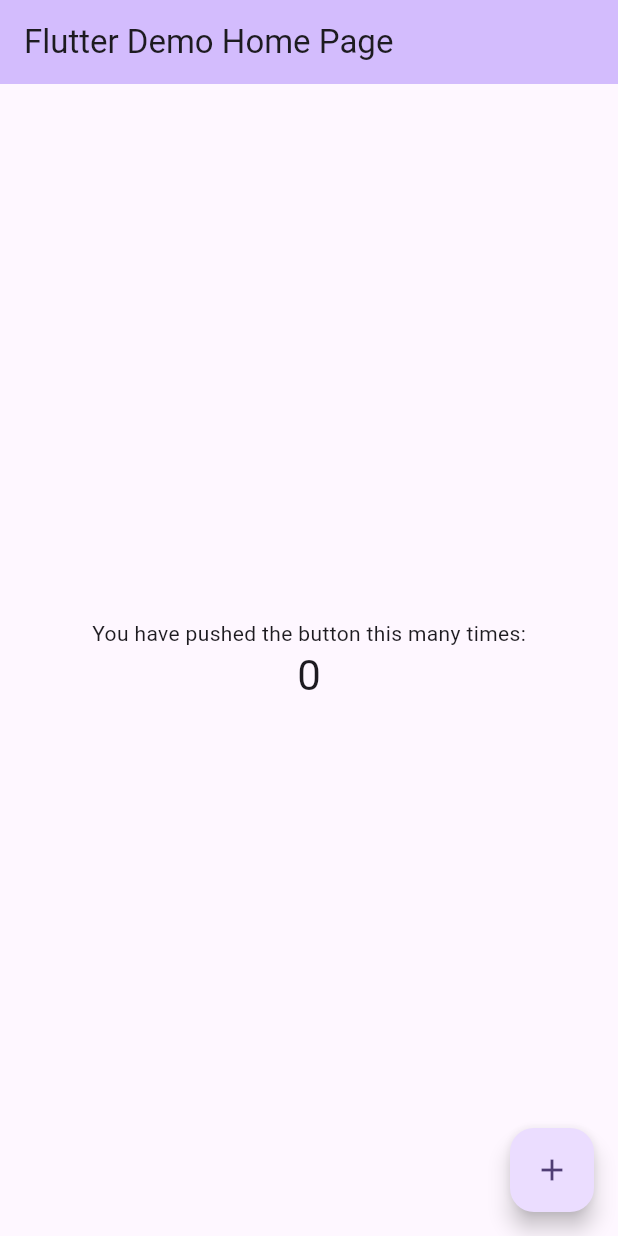
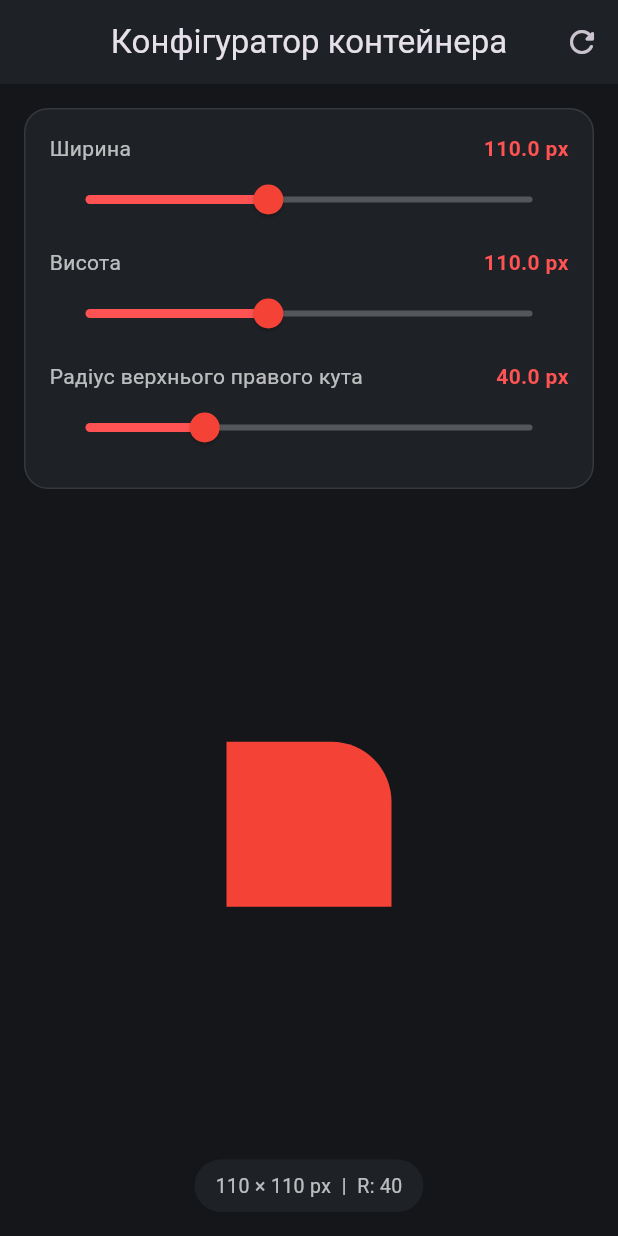
Before and after one commit to andreu9x9/flutter-lab7, a Flutter app: the screen it shows after launch, on a phone screen of 412 x 824 dp. Run offline on Flutter 3.47's test engine with Material 3 defaults, Android fonts, the phone set to English and light mode, and no system bars.

Commit message:
implement container configurator

```diff
--- a/lib/main.dart
+++ b/lib/main.dart
@@ -1,39 +1,51 @@
 import 'package:flutter/material.dart';
 
 void main() {
-  runApp(const MyApp());
+  runApp(const ShapeLabApp());
 }
 
-class MyApp extends StatelessWidget {
-  const MyApp({super.key});
+class ShapeLabApp extends StatelessWidget {
+  const ShapeLabApp({super.key});
 
   @override
   Widget build(BuildContext context) {
     return MaterialApp(
-      title: 'Flutter Demo',
-      theme: ThemeData(
-        colorScheme: .fromSeed(seedColor: Colors.deepPurple),
+      debugShowCheckedModeBanner: false,
+      theme: ThemeData.dark().copyWith(
+        scaffoldBackgroundColor: const Color(0xFF141619),
+        appBarTheme: const AppBarTheme(
+          backgroundColor: Color(0xFF1E2126),
+          centerTitle: true,
+          elevation: 0,
+        ),
+        sliderTheme: const SliderThemeData(
+          activeTrackColor: Colors.redAccent,
+          thumbColor: Colors.red,
+          inactiveTrackColor: Colors.white24,
+        ),
       ),
-      home: const MyHomePage(title: 'Flutter Demo Home Page'),
+      home: const RedBoxConfigurator(),
     );
   }
 }
 
-class MyHomePage extends StatefulWidget {
-  const MyHomePage({super.key, required this.title});
-
-  final String title;
+class RedBoxConfigurator extends StatefulWidget {
+  const RedBoxConfigurator({super.key});
 
   @override
-  State<MyHomePage> createState() => _MyHomePageState();
+  State<RedBoxConfigurator> createState() => _RedBoxConfiguratorState();
 }
 
-class _MyHomePageState extends State<MyHomePage> {
-  int _counter = 0;
+class _RedBoxConfiguratorState extends State<RedBoxConfigurator> {
+  double _boxWidth = 110.0;
+  double _boxHeight = 110.0;
+  double _topRightRadius = 40.0;
 
-  void _incrementCounter() {
+  void _resetDefaults() {
     setState(() {
-      _counter++;
+      _boxWidth = 110.0;
+      _boxHeight = 110.0;
+      _topRightRadius = 40.0;
     });
   }
 
@@ -41,26 +53,117 @@ class _MyHomePageState extends State<MyHomePage> {
   Widget build(BuildContext context) {
     return Scaffold(
       appBar: AppBar(
-        backgroundColor: Theme.of(context).colorScheme.inversePrimary,
-        title: Text(widget.title),
+        title: const Text('Конфігуратор контейнера'),
+        actions: [
+          IconButton(
+            onPressed: _resetDefaults,
+            tooltip: 'Скинути параметри',
+            icon: const Icon(Icons.refresh_rounded),
+          ),
+        ],
       ),
-      body: Center(
+      body: Padding(
+        padding: const EdgeInsets.all(16.0),
         child: Column(
-          mainAxisAlignment: .center,
           children: [
-            const Text('You have pushed the button this many times:'),
-            Text(
-              '$_counter',
-              style: Theme.of(context).textTheme.headlineMedium,
+            Container(
+              padding: const EdgeInsets.all(16.0),
+              decoration: BoxDecoration(
+                color: const Color(0xFF1E2126),
+                borderRadius: BorderRadius.circular(16),
+                border: Border.all(color: Colors.white10),
+              ),
+              child: Column(
+                children: [
+                  _controlRow(
+                    title: 'Ширина',
+                    currentValue: _boxWidth,
+                    min: 20,
+                    max: 240,
+                    onChanged: (v) => setState(() => _boxWidth = v),
+                  ),
+                  const SizedBox(height: 8),
+                  _controlRow(
+                    title: 'Висота',
+                    currentValue: _boxHeight,
+                    min: 20,
+                    max: 240,
+                    onChanged: (v) => setState(() => _boxHeight = v),
+                  ),
+                  const SizedBox(height: 8),
+                  _controlRow(
+                    title: 'Радіус верхнього правого кута',
+                    currentValue: _topRightRadius,
+                    min: 0,
+                    max: 150,
+                    onChanged: (v) => setState(() => _topRightRadius = v),
+                  ),
+                ],
+              ),
+            ),
+
+            Expanded(
+              child: Center(
+                child: Container(
+                  width: _boxWidth,
+                  height: _boxHeight,
+                  decoration: BoxDecoration(
+                    color: Colors.red,
+                    borderRadius: BorderRadius.only(
+                      topRight: Radius.circular(_topRightRadius),
+                    ),
+                  ),
+                ),
+              ),
+            ),
+
+            Container(
+              padding: const EdgeInsets.symmetric(horizontal: 14, vertical: 8),
+              decoration: BoxDecoration(
+                color: const Color(0xFF1E2126),
+                borderRadius: BorderRadius.circular(20),
+              ),
+              child: Text(
+                '${_boxWidth.toInt()} × ${_boxHeight.toInt()} px  |  R: ${_topRightRadius.toInt()}',
+                style: const TextStyle(color: Colors.white70, fontSize: 13),
+              ),
             ),
           ],
         ),
       ),
-      floatingActionButton: FloatingActionButton(
-        onPressed: _incrementCounter,
-        tooltip: 'Increment',
-        child: const Icon(Icons.add),
-      ),
+    );
+  }
+
+  Widget _controlRow({
+    required String title,
+    required double currentValue,
+    required double min,
+    required double max,
+    required ValueChanged<double> onChanged,
+  }) {
+    return Column(
+      crossAxisAlignment: CrossAxisAlignment.start,
+      children: [
+        Row(
+          mainAxisAlignment: MainAxisAlignment.spaceBetween,
+          children: [
+            Text(title, style: const TextStyle(color: Colors.white70)),
+            Text(
+              '${currentValue.toStringAsFixed(1)} px',
+              style: const TextStyle(
+                fontWeight: FontWeight.bold,
+                color: Colors.redAccent,
+              ),
+            ),
+          ],
+        ),
+        Slider(
+          value: currentValue,
+          min: min,
+          max: max,
+          onChanged: onChanged,
+        ),
+      ],
     );
   }
 }
```
